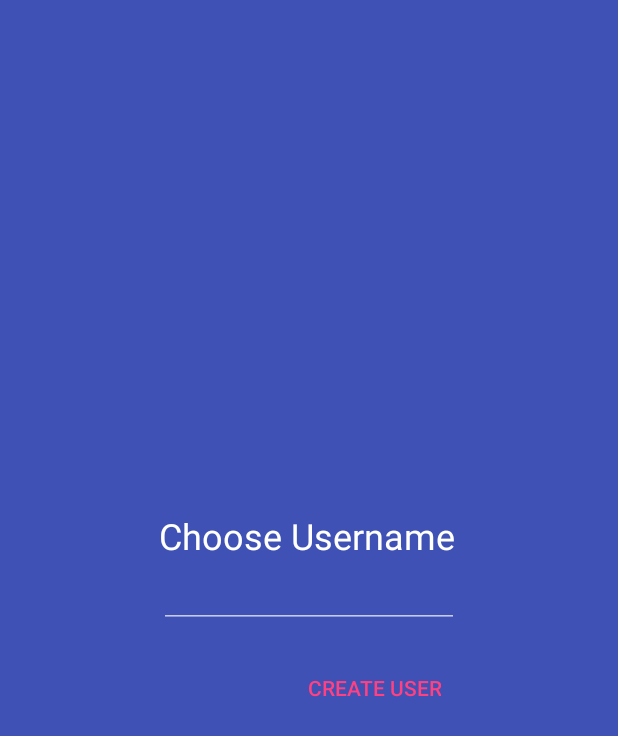
After one commit to StefMa/TimeTracking, an Android app: the layout activity_create_user.xml on its own in the app's theme, with its tools: preview values and no code run, on a phone screen of 412 x 824 dp. The commit adds this screen. Shown: the top 736 px of the screen. Run offline under Robolectric (Android 15) with nearby library versions, the phone set to English and light mode, and no system bars.

Commit message:
Add create user activity

```diff
--- a/app/build.gradle
+++ b/app/build.gradle
@@ -10,8 +10,6 @@ android {
         targetSdkVersion 23
         versionCode 1
         versionName "1.0"
-
-        buildConfigField "String", "USER_TOKEN", "\"[USERTOKEN]\""
     }
     buildTypes {
         release {
@@ -33,6 +31,9 @@ android {
 
         }
     }
+    dataBinding {
+        enabled true
+    }
 }
 
 dependencies {
--- a/app/src/main/java/guru/stefma/timetracking/main/MainPresenter.java
+++ b/app/src/main/java/guru/stefma/timetracking/main/MainPresenter.java
@@ -74,7 +74,7 @@ class MainPresenter {
     }
 
     private void getWorkingList(CalendarDay currentDate) {
-        WorkingMonth workingMonth = CalendarViewUtils.from(currentDate, BuildConfig.USER_TOKEN);
+        WorkingMonth workingMonth = CalendarViewUtils.from(currentDate, mView.getUserToken());
         new ApiHelper().getWorkingMonth(workingMonth, new Callback<WorkingList>() {
             @Override
             public void onResponse(Call<WorkingList> call, Response<WorkingList> response) {
--- a/app/src/main/java/guru/stefma/timetracking/main/MainView.java
+++ b/app/src/main/java/guru/stefma/timetracking/main/MainView.java
@@ -27,4 +27,6 @@ interface MainView {
     Drawable getIllnessDrawable();
 
     float getDefaultWorkTime();
+
+    String getUserToken();
 }
--- a/app/src/main/java/guru/stefma/timetracking/settings/SettingsFragment.java
+++ b/app/src/main/java/guru/stefma/timetracking/settings/SettingsFragment.java
@@ -1,7 +1,6 @@
 package guru.stefma.timetracking.settings;
 
 import android.content.DialogInterface;
-import android.content.SharedPreferences;
 import android.os.Bundle;
 import android.support.design.widget.Snackbar;
 import android.support.v7.app.AlertDialog;
@@ -13,7 +12,6 @@ import guru.stefma.restapi.ApiHelper;
 import guru.stefma.restapi.objects.Token;
 import guru.stefma.restapi.objects.user.Settings;
 import guru.stefma.restapi.objects.user.SettingsWrapper;
-import guru.stefma.timetracking.BuildConfig;
 import guru.stefma.timetracking.R;
 import retrofit2.Call;
 import retrofit2.Callback;
@@ -33,7 +31,7 @@ public class SettingsFragment extends PreferenceFragmentCompat {
         mDefaultWorkHoursPref = findPreference(getString(R.string.preference_key_default_working_hours));
         mDefaultWorkHoursPref.setEnabled(false);
 
-        new ApiHelper().getSettings(new Token(BuildConfig.USER_TOKEN), new Callback<Settings>() {
+        new ApiHelper().getSettings(new Token(SettingsManager.getUserToken(getContext())), new Callback<Settings>() {
             @Override
             public void onResponse(Call<Settings> call, Response<Settings> response) {
                 if (response.isSuccessful()) {
@@ -90,7 +88,7 @@ public class SettingsFragment extends PreferenceFragmentCompat {
                                          final AlertDialog dialog) {
         Settings settings = new Settings();
         settings.setDefaultWorktime(dialogView.getWorkingHours());
-        new ApiHelper().updateSettings(new SettingsWrapper(BuildConfig.USER_TOKEN, settings),
+        new ApiHelper().updateSettings(new SettingsWrapper(SettingsManager.getUserToken(getContext()), settings),
                 new Callback<Void>() {
                     @Override
                     public void onResponse(Call<Void> call, Response<Void> response) {
--- /dev/null
+++ b/app/src/main/res/layout/activity_create_user.xml
@@ -0,0 +1,48 @@
+<?xml version="1.0" encoding="utf-8"?>
+<layout xmlns:app="http://schemas.android.com/apk/res-auto">
+
+    <data>
+
+        <variable
+            name="handler"
+            type="guru.stefma.timetracking.onboarding.CreateUserHandler"/>
+    </data>
+
+    <LinearLayout xmlns:android="http://schemas.android.com/apk/res/android"
+                  android:layout_width="match_parent"
+                  android:layout_height="match_parent"
+                  android:focusableInTouchMode="true"
+                  android:gravity="center"
+                  android:orientation="vertical">
+
+        <LinearLayout
+            android:layout_width="wrap_content"
+            android:layout_height="wrap_content"
+            android:orientation="vertical">
+
+            <TextView
+                android:layout_width="wrap_content"
+                android:layout_height="wrap_content"
+                android:text="@string/choose_username"
+                android:textAppearance="@style/TextAppearance.AppCompat.Headline"/>
+
+            <EditText
+                android:layout_width="200dp"
+                android:layout_height="wrap_content"
+                android:inputType="text"
+                android:maxLines="1"
+                app:addTextChangedListener="@{handler.mUsernameChangedListener}"/>
+
+            <Button
+                style="@style/Widget.AppCompat.Button.Borderless.Colored"
+                android:layout_width="wrap_content"
+                android:layout_height="wrap_content"
+                android:layout_gravity="end"
+                android:layout_marginTop="@dimen/normal"
+                android:onClick="@{handler.onCreateUserClick}"
+                android:text="@string/create_user"/>
+
+        </LinearLayout>
+
+    </LinearLayout>
+</layout>
--- a/app/src/main/res/values/preferences.xml
+++ b/app/src/main/res/values/preferences.xml
@@ -1,4 +1,5 @@
 <?xml version="1.0" encoding="utf-8"?>
 <resources>
     <string name="preference_key_default_working_hours">PREF_DEFAULT_WORK_TIME</string>
+    <string name="preference_key_user_token">PREF_USER_TOKEN</string>
 </resources>
--- a/app/src/main/res/values/strings.xml
+++ b/app/src/main/res/values/strings.xml
@@ -27,4 +27,7 @@
     <string name="illness_progress_message">Please wait. We will setup your illness work.</string>
     <string name="vacation_progress_title">Setup vacation</string>
     <string name="vacation_progress_message">Please wait. We will setup your vacation work.</string>
+    <string name="choose_username">Choose Username</string>
+    <string name="create_user">Create User</string>
+    <string name="create_user_already_exist">User already exist</string>
 </resources>
--- a/restapi/src/main/java/guru/stefma/restapi/objects/user/UserResult.java
+++ b/restapi/src/main/java/guru/stefma/restapi/objects/user/UserResult.java
@@ -27,6 +27,10 @@ public class UserResult implements Parcelable {
 
     @SerializedName("token")
     private String mToken;
+
+    public static final String RESULT_OK = "Ok";
+
+    public static final String RESULT_ALREADY_EXIST = "Already exist";
 
     protected UserResult(Parcel in) {
         mUsername = in.readString();
```
Also changed, not shown: app/src/main/AndroidManifest.xml (+6 -2 lines), app/src/main/java/guru/stefma/timetracking/main/MainActivity.java (+9 -1 lines), app/src/main/java/guru/stefma/timetracking/onboarding/CreateUserActivity.java (added, +20 -0 lines), app/src/main/java/guru/stefma/timetracking/onboarding/CreateUserHandler.java (added, +87 -0 lines), app/src/main/java/guru/stefma/timetracking/settings/SettingsManager.java (+14 -0 lines), app/src/main/java/guru/stefma/timetracking/timetrack/AddTimeTrackActivity.java (+8 -5 lines), app/src/main/java/guru/stefma/timetracking/timetrack/WorkingFactory.java (+11 -6 lines), app/src/main/res/values/dimens.xml (+4 -3 lines).
